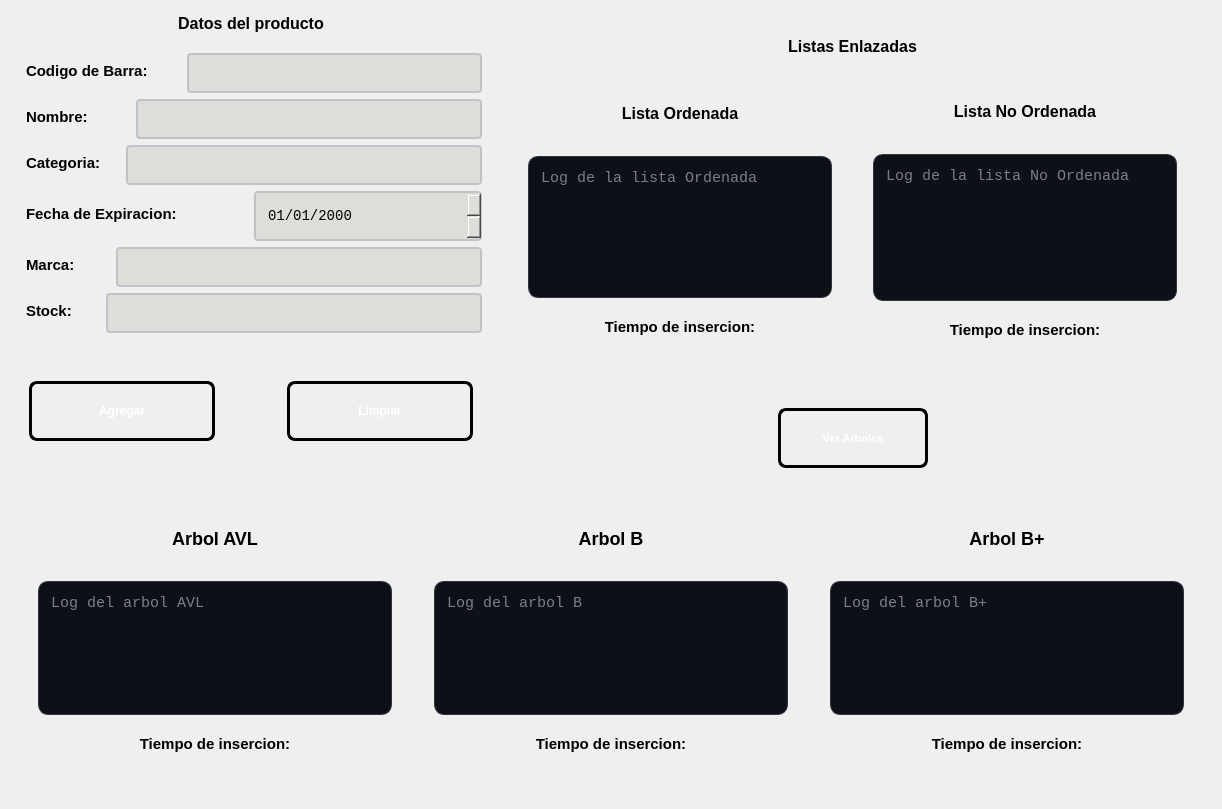
Old version of the form ui/pantallaagregar.ui in the repository pablo-mald03/Proyecto-No1-EDD.
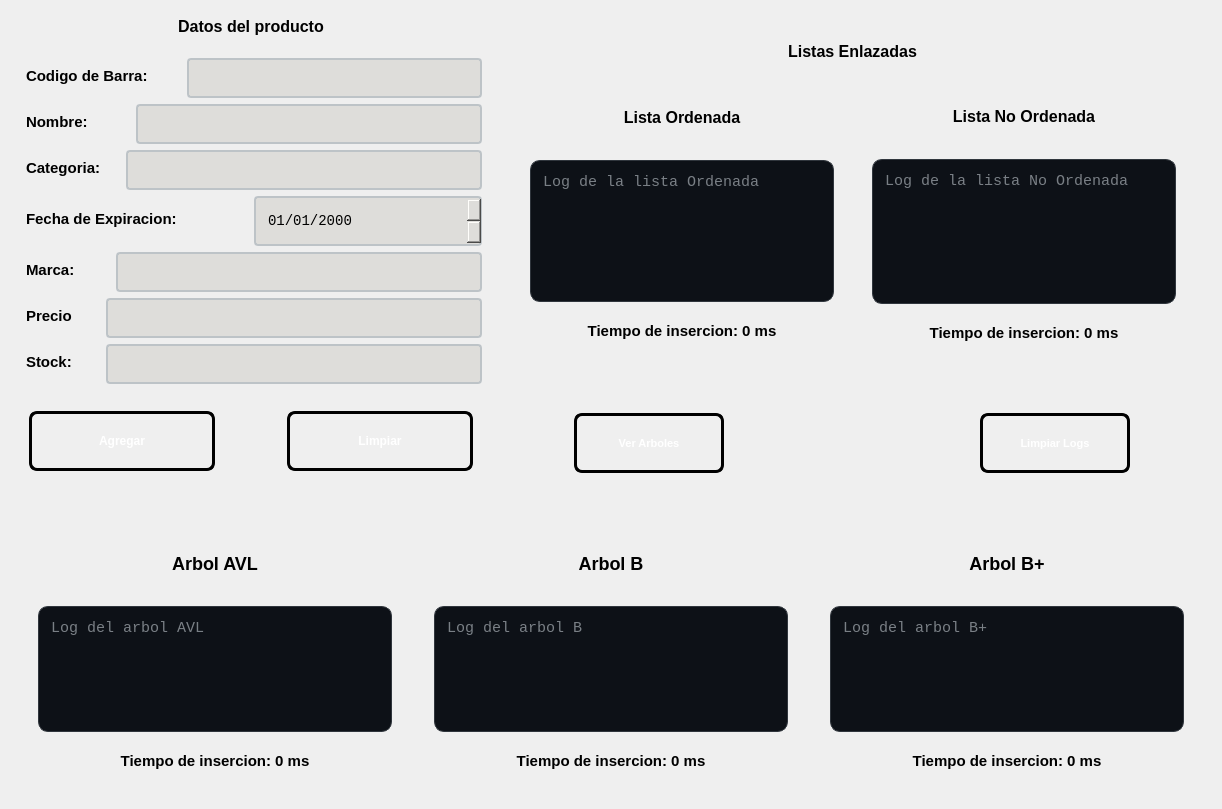
New version of the form. Icons and pictures are not drawn.

Diff of the .ui file:
```diff
--- a/ui/pantallaagregar.ui
+++ b/ui/pantallaagregar.ui
@@ -26,13 +26,13 @@
          <property name="minimumSize">
           <size>
            <width>480</width>
-           <height>30</height>
+           <height>35</height>
           </size>
          </property>
          <property name="maximumSize">
           <size>
            <width>450</width>
-           <height>30</height>
+           <height>35</height>
           </size>
          </property>
          <property name="styleSheet">
@@ -75,7 +75,7 @@
            <height>16777215</height>
           </size>
          </property>
-         <layout class="QVBoxLayout" name="verticalLayout_8">
+         <layout class="QVBoxLayout" name="verticalLayout_3">
           <item>
            <layout class="QHBoxLayout" name="horizontalLayout_3">
             <item>
@@ -466,6 +466,76 @@
             </item>
            </layout>
           </item>
+          <item>
+           <layout class="QHBoxLayout" name="horizontalLayout_12">
+            <item>
+             <widget class="QLabel" name="labelPrecio">
+              <property name="minimumSize">
+               <size>
+                <width>80</width>
+                <height>40</height>
+               </size>
+              </property>
+              <property name="styleSheet">
+               <string notr="true">QLabel#labelPrecio {        
+ 
+    color: qlineargradient(x1:0, y1:0, x2:1, y2:1, 
+	stop:0 rgb(0, 0, 0), 
+	stop:1 rgb(8, 2, 48));
+
+  	 font-size: 15px;
+    font-weight: bold;
+    font-family: &quot;Segoe UI&quot;, Arial;
+    
+    background: transparent;
+    padding: 2px;
+    margin-bottom: 5px;
+}
+
+</string>
+              </property>
+              <property name="text">
+               <string>Precio</string>
+              </property>
+              <property name="alignment">
+               <set>Qt::AlignmentFlag::AlignLeading|Qt::AlignmentFlag::AlignLeft|Qt::AlignmentFlag::AlignVCenter</set>
+              </property>
+             </widget>
+            </item>
+            <item>
+             <widget class="QLineEdit" name="textPrecio">
+              <property name="minimumSize">
+               <size>
+                <width>150</width>
+                <height>40</height>
+               </size>
+              </property>
+              <property name="styleSheet">
+               <string notr="true">QLineEdit#textPrecio {
+    border: 2px solid #bdc3c7;
+    border-radius: 4px;
+    padding: 5px 10px;
+    background-color: rgb(222, 221, 218);
+	font-size: 15px;
+    color: black;
+    selection-background-color: #3498db;
+}
+
+QLineEdit#textPrecio:focus {
+    border: 2px solid #3498db;
+    background-color: #ffffff;
+}
+
+QLineEdit#textPrecio:disabled {
+    background-color: rgba(0, 0, 0, 50);
+    color: rgba(255, 255, 255, 60);      
+    border: 1px dashed rgba(255, 255, 255, 30); 
+}</string>
+              </property>
+             </widget>
+            </item>
+           </layout>
+          </item>
           <item>
            <layout class="QHBoxLayout" name="horizontalLayout_8">
             <item>
@@ -673,22 +743,7 @@
          <height>500</height>
         </size>
        </property>
-       <layout class="QVBoxLayout" name="verticalLayout_3">
-        <property name="spacing">
-         <number>4</number>
-        </property>
-        <property name="leftMargin">
-         <number>4</number>
-        </property>
-        <property name="topMargin">
-         <number>4</number>
-        </property>
-        <property name="rightMargin">
-         <number>4</number>
-        </property>
-        <property name="bottomMargin">
-         <number>4</number>
-        </property>
+       <layout class="QVBoxLayout" name="verticalLayout_8">
         <item>
          <widget class="QWidget" name="widget_4" native="true">
           <property name="minimumSize">
@@ -852,7 +907,7 @@
 </string>
                      </property>
                      <property name="text">
-                      <string>Tiempo de insercion:</string>
+                      <string>Tiempo de insercion: 0 ms</string>
                      </property>
                      <property name="alignment">
                       <set>Qt::AlignmentFlag::AlignCenter</set>
@@ -974,7 +1029,7 @@
 </string>
                      </property>
                      <property name="text">
-                      <string>Tiempo de insercion:</string>
+                      <string>Tiempo de insercion: 0 ms</string>
                      </property>
                      <property name="alignment">
                       <set>Qt::AlignmentFlag::AlignCenter</set>
@@ -1007,19 +1062,6 @@
            </size>
           </property>
           <layout class="QHBoxLayout" name="horizontalLayout_10">
-           <item>
-            <spacer name="horizontalSpacer_3">
-             <property name="orientation">
-              <enum>Qt::Orientation::Horizontal</enum>
-             </property>
-             <property name="sizeHint" stdset="0">
-              <size>
-               <width>40</width>
-               <height>20</height>
-              </size>
-             </property>
-            </spacer>
-           </item>
            <item>
             <widget class="QPushButton" name="btnVerArboles">
              <property name="minimumSize">
@@ -1072,17 +1114,71 @@
             </widget>
            </item>
            <item>
-            <spacer name="horizontalSpacer_4">
-             <property name="orientation">
-              <enum>Qt::Orientation::Horizontal</enum>
+            <widget class="QWidget" name="widget_13" native="true">
+             <property name="minimumSize">
+              <size>
+               <width>120</width>
+               <height>0</height>
+              </size>
              </property>
-             <property name="sizeHint" stdset="0">
+             <property name="maximumSize">
               <size>
-               <width>40</width>
-               <height>20</height>
+               <width>60</width>
+               <height>16777215</height>
               </size>
              </property>
-            </spacer>
+            </widget>
+           </item>
+           <item>
+            <widget class="QPushButton" name="btnLimpiarLogs">
+             <property name="minimumSize">
+              <size>
+               <width>150</width>
+               <height>60</height>
+              </size>
+             </property>
+             <property name="maximumSize">
+              <size>
+               <width>150</width>
+               <height>16777215</height>
+              </size>
+             </property>
+             <property name="styleSheet">
+              <string notr="true">QPushButton#btnLimpiarLogs {
+    background-color: qlineargradient(spread:pad, x1:0, y1:0, x2:1, y2:1, 
+                        stop:0 rgb(77, 5, 57), 
+                        stop:1 rgb(38, 162, 105));
+    
+    border: 3px solid black;
+    border-radius: 8px;
+    
+    color: white;
+    font-family: &quot;Arial Black&quot;, Gadget, sans-serif;
+    font-size: 11px;
+    font-weight: bold;
+    text-transform: uppercase;
+    
+    padding: 10px 25px;
+}
+
+QPushButton#btnLimpiarLogs:hover {
+    background-color: qlineargradient(spread:pad, x1:0, y1:0, x2:1, y2:1, 
+                        stop:0 rgba(41, 128, 185, 255), 
+                        stop:1 rgba(142, 68, 173, 255));
+    border-color: #f1c40f;
+}
+
+
+QPushButton#btnLimpiarLogs:pressed {
+    background-color: #2c3e50;
+    padding-top: 12px;
+    padding-left: 27px;
+}</string>
+             </property>
+             <property name="text">
+              <string>Limpiar Logs</string>
+             </property>
+            </widget>
            </item>
           </layout>
          </widget>
@@ -1097,13 +1193,13 @@
      <property name="minimumSize">
       <size>
        <width>450</width>
-       <height>300</height>
+       <height>290</height>
       </size>
      </property>
      <property name="maximumSize">
       <size>
        <width>16777215</width>
-       <height>300</height>
+       <height>260</height>
       </size>
      </property>
      <property name="styleSheet">
@@ -1225,7 +1321,7 @@
 </string>
               </property>
               <property name="text">
-               <string>Tiempo de insercion:</string>
+               <string>Tiempo de insercion: 0 ms</string>
               </property>
               <property name="alignment">
                <set>Qt::AlignmentFlag::AlignCenter</set>
@@ -1353,7 +1449,7 @@
 </string>
               </property>
               <property name="text">
-               <string>Tiempo de insercion:</string>
+               <string>Tiempo de insercion: 0 ms</string>
               </property>
               <property name="alignment">
                <set>Qt::AlignmentFlag::AlignCenter</set>
@@ -1481,7 +1577,7 @@
 </string>
               </property>
               <property name="text">
-               <string>Tiempo de insercion:</string>
+               <string>Tiempo de insercion: 0 ms</string>
               </property>
               <property name="alignment">
                <set>Qt::AlignmentFlag::AlignCenter</set>
```
